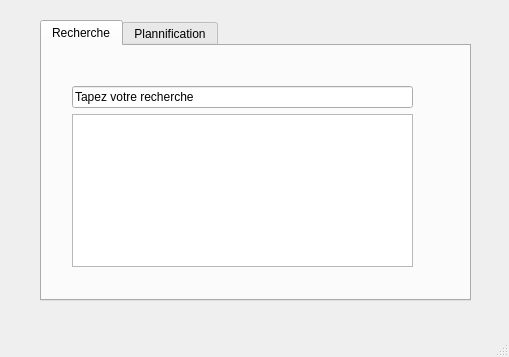
Above: mainwindow.ui from mariamko25/ProjetQT before the change. Below: the same form after it.
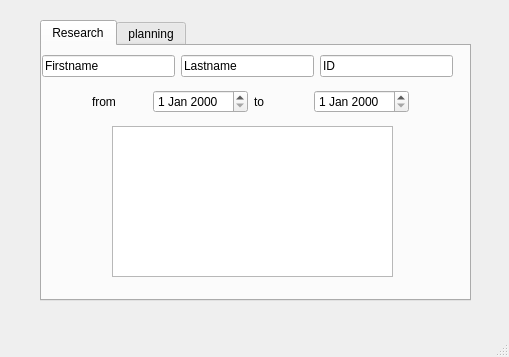
That is the form after the change.

Commit message: rajout de recherche et personnel

Diff of the .ui file:
```diff
--- a/mainwindow.ui
+++ b/mainwindow.ui
@@ -31,34 +31,87 @@
        </property>
        <widget class="QWidget" name="Recherche">
         <attribute name="title">
-         <string>Recherche</string>
+         <string>Research</string>
         </attribute>
         <widget class="QWidget" name="gridLayoutWidget_2">
          <property name="geometry">
           <rect>
-           <x>30</x>
+           <x>0</x>
+           <y>0</y>
+           <width>411</width>
+           <height>41</height>
+          </rect>
+         </property>
+         <layout class="QHBoxLayout" name="horizontalLayout">
+          <item>
+           <widget class="QLineEdit" name="LE_Firstname">
+            <property name="text">
+             <string>Firstname</string>
+            </property>
+           </widget>
+          </item>
+          <item>
+           <widget class="QLineEdit" name="LD_Lastname">
+            <property name="text">
+             <string>Lastname</string>
+            </property>
+           </widget>
+          </item>
+          <item>
+           <widget class="QLineEdit" name="LE_ID">
+            <property name="text">
+             <string>ID</string>
+            </property>
+           </widget>
+          </item>
+         </layout>
+        </widget>
+        <widget class="QWidget" name="horizontalLayoutWidget_2">
+         <property name="geometry">
+          <rect>
+           <x>50</x>
            <y>40</y>
-           <width>341</width>
-           <height>181</height>
+           <width>317</width>
+           <height>31</height>
           </rect>
          </property>
-         <layout class="QGridLayout" name="gridLayout_2">
-          <item row="0" column="0">
-           <widget class="QLineEdit" name="TextRecherche">
+         <layout class="QHBoxLayout" name="horizontalLayout_2">
+          <item>
+           <widget class="QLabel" name="label">
             <property name="text">
-             <string>Tapez votre recherche</string>
+             <string>from</string>
             </property>
            </widget>
           </item>
-          <item row="1" column="0">
-           <widget class="QTableView" name="tableView"/>
+          <item>
+           <widget class="QDateEdit" name="dateEdit"/>
+          </item>
+          <item>
+           <widget class="QLabel" name="label_2">
+            <property name="text">
+             <string>to</string>
+            </property>
+           </widget>
+          </item>
+          <item>
+           <widget class="QDateEdit" name="dateEdit_2"/>
           </item>
          </layout>
         </widget>
+        <widget class="QTableView" name="tableView">
+         <property name="geometry">
+          <rect>
+           <x>70</x>
+           <y>80</y>
+           <width>281</width>
+           <height>151</height>
+          </rect>
+         </property>
+        </widget>
        </widget>
        <widget class="QWidget" name="Plannification">
         <attribute name="title">
-         <string>Plannification</string>
+         <string>planning</string>
         </attribute>
         <widget class="QWidget" name="gridLayoutWidget_3">
          <property name="geometry">
```
Left out of the diff: 6 changed lines with no effect on the pictures. The commit also changes 6 other files.
